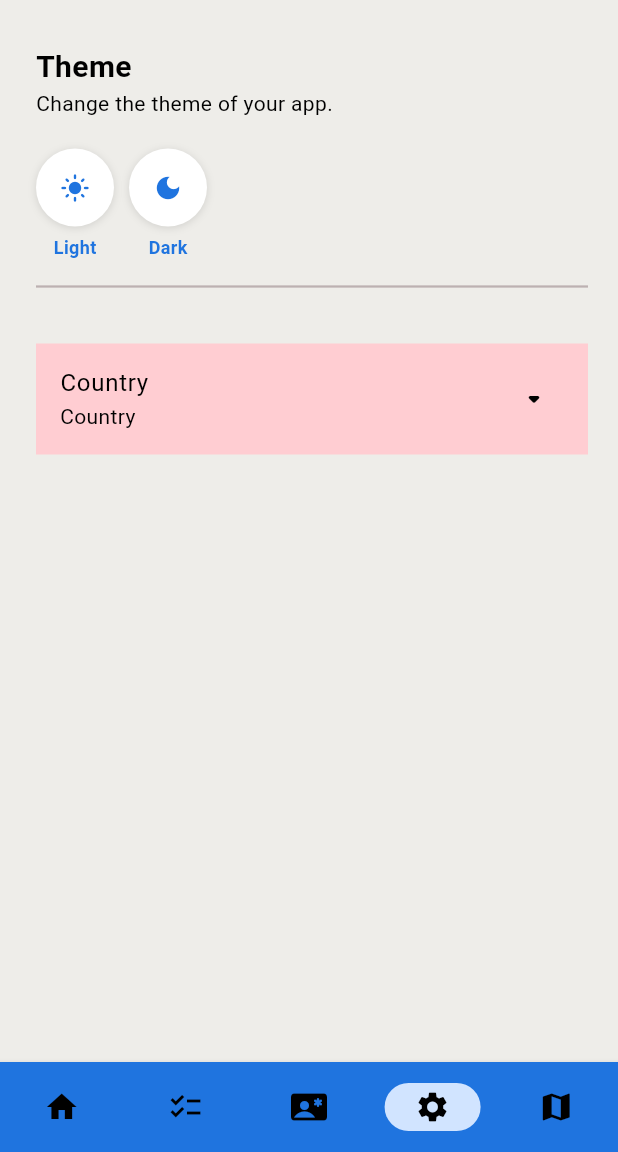
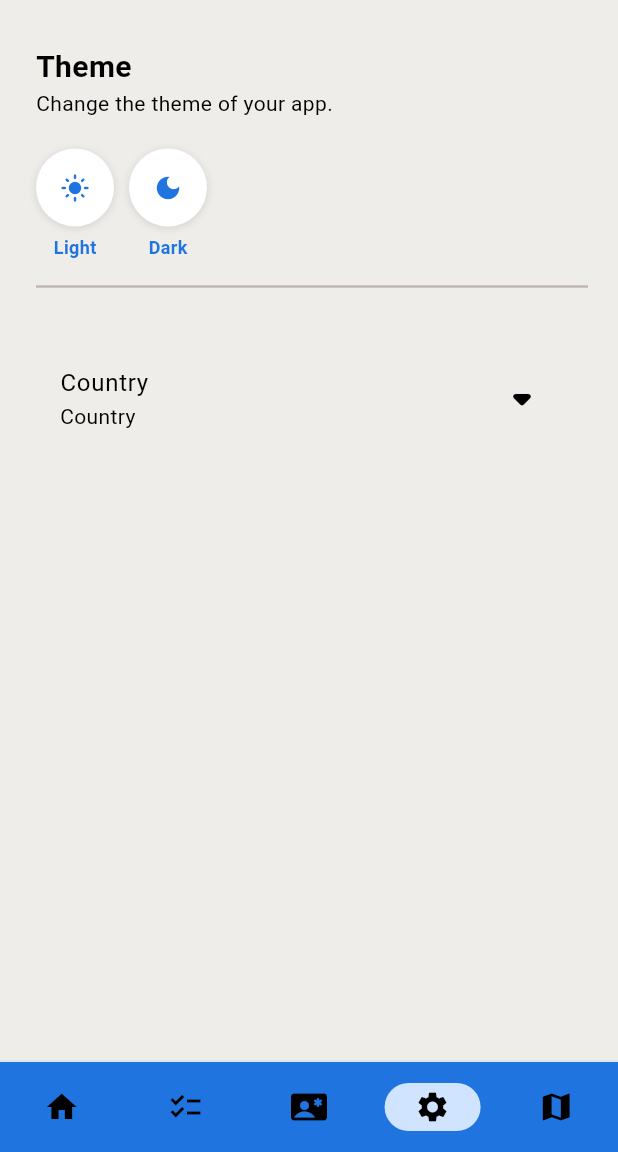
Before and after one commit to LeBern-Matthews/Lookout_Mobile_App, a Flutter app: the screen it shows after launch, item 4 of the bottom bar chosen, on a phone screen of 412 x 824 dp, the part 84-1236 px from its top. Run offline on Flutter 3.47's test engine with Material 3 defaults, Android fonts, the phone set to English and light mode, and no system bars; our stand-ins replace google_maps_flutter, internet_connection_checker, location.

Commit message:
fix: Adjust ExpansionTile trailing icon size and remove collapsed background color

```diff
--- a/lib/pages/settings_page.dart
+++ b/lib/pages/settings_page.dart
@@ -94,11 +94,10 @@ class _SettingsPageState extends State<SettingsPage> {
                       ? const Color.fromARGB(255, 255, 236, 209)
                       : const Color.fromARGB(255, 63, 43, 16);
                   return ExpansionTile(
-                    collapsedBackgroundColor: Colors.red[100],
                     controller: _countryController,
                     title: const Text("Country"),
                     subtitle: Text(selectedCountry),
-                    trailing: const Icon(Icons.arrow_drop_down_rounded),
+                    trailing: const Icon(Icons.arrow_drop_down_rounded, size: 40,),
                     children: countryOptions().map((country) {
                       final isSelected = selectedCountry == country;
 
```
